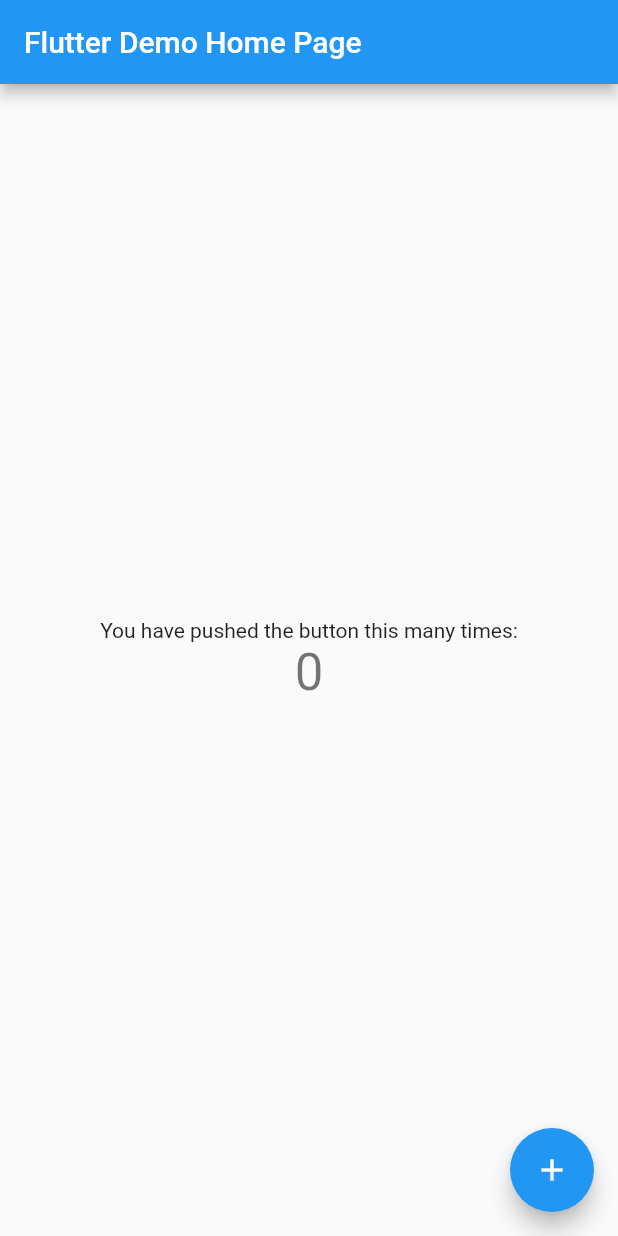
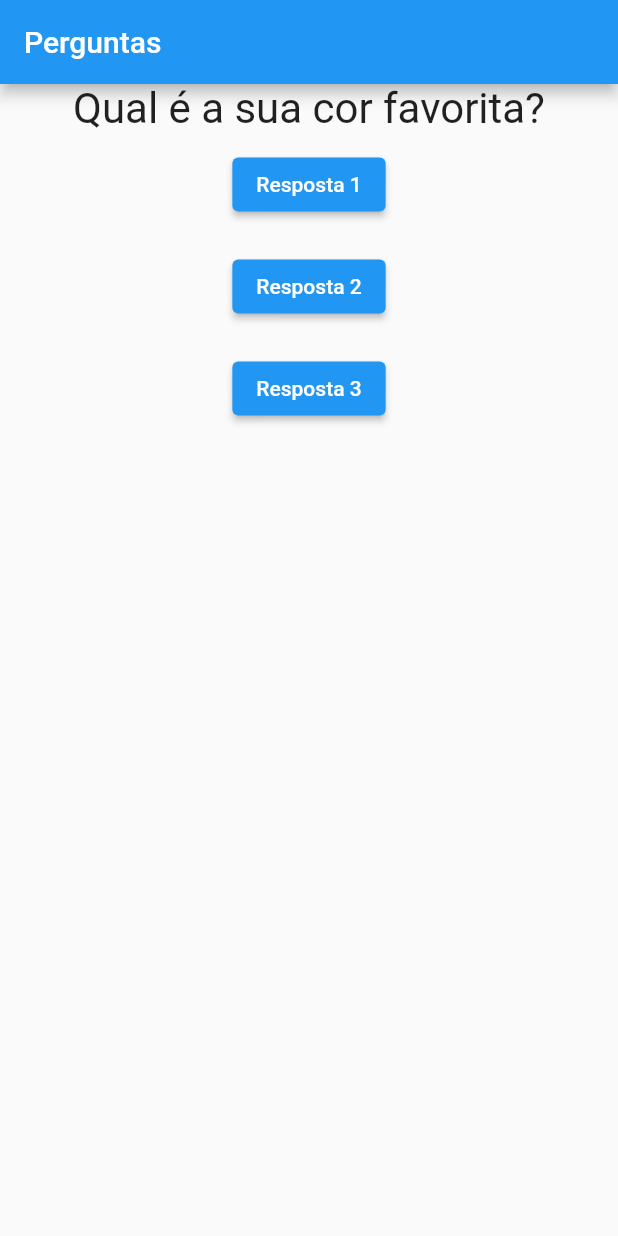
Before and after one commit to icarodavi/curso-flutter-quiz, a Flutter app: the screen it shows after launch, on a phone screen of 412 x 824 dp. Run offline on Flutter 3.47's test engine with Material 2 defaults, Android fonts, the phone set to English and light mode, and no system bars.

Commit message:
Added Text of Questions and Buttons of Answers

```diff
--- a/lib/main.dart
+++ b/lib/main.dart
@@ -1,115 +1,48 @@
 import 'package:flutter/material.dart';
+import './questao.dart';
+import './resposta.dart';
 
-void main() {
-  runApp(const MyApp());
-}
+void main() => runApp(const PerguntaApp());
 
-class MyApp extends StatelessWidget {
-  const MyApp({Key? key}) : super(key: key);
-
-  // This widget is the root of your application.
-  @override
-  Widget build(BuildContext context) {
-    return MaterialApp(
-      title: 'Flutter Demo',
-      theme: ThemeData(
-        // This is the theme of your application.
-        //
-        // Try running your application with "flutter run". You'll see the
-        // application has a blue toolbar. Then, without quitting the app, try
-        // changing the primarySwatch below to Colors.green and then invoke
-        // "hot reload" (press "r" in the console where you ran "flutter run",
-        // or simply save your changes to "hot reload" in a Flutter IDE).
-        // Notice that the counter didn't reset back to zero; the application
-        // is not restarted.
-        primarySwatch: Colors.blue,
-      ),
-      home: const MyHomePage(title: 'Flutter Demo Home Page'),
-    );
-  }
-}
-
-class MyHomePage extends StatefulWidget {
-  const MyHomePage({Key? key, required this.title}) : super(key: key);
-
-  // This widget is the home page of your application. It is stateful, meaning
-  // that it has a State object (defined below) that contains fields that affect
-  // how it looks.
-
-  // This class is the configuration for the state. It holds the values (in this
-  // case the title) provided by the parent (in this case the App widget) and
-  // used by the build method of the State. Fields in a Widget subclass are
-  // always marked "final".
-
-  final String title;
-
-  @override
-  State<MyHomePage> createState() => _MyHomePageState();
-}
-
-class _MyHomePageState extends State<MyHomePage> {
-  int _counter = 0;
-
-  void _incrementCounter() {
+class _PerguntaAppState extends State<PerguntaApp> {
+  var _perguntaSelecionada = 0;
+  void _responder() {
     setState(() {
-      // This call to setState tells the Flutter framework that something has
-      // changed in this State, which causes it to rerun the build method below
-      // so that the display can reflect the updated values. If we changed
-      // _counter without calling setState(), then the build method would not be
-      // called again, and so nothing would appear to happen.
-      _counter++;
+      _perguntaSelecionada++;
+      if (_perguntaSelecionada >= 4) {
+        _perguntaSelecionada = 0;
+      }
     });
   }
 
   @override
   Widget build(BuildContext context) {
-    // This method is rerun every time setState is called, for instance as done
-    // by the _incrementCounter method above.
-    //
-    // The Flutter framework has been optimized to make rerunning build methods
-    // fast, so that you can just rebuild anything that needs updating rather
-    // than having to individually change instances of widgets.
-    return Scaffold(
-      appBar: AppBar(
-        // Here we take the value from the MyHomePage object that was created by
-        // the App.build method, and use it to set our appbar title.
-        title: Text(widget.title),
-      ),
-      body: Center(
-        // Center is a layout widget. It takes a single child and positions it
-        // in the middle of the parent.
-        child: Column(
-          // Column is also a layout widget. It takes a list of children and
-          // arranges them vertically. By default, it sizes itself to fit its
-          // children horizontally, and tries to be as tall as its parent.
-          //
-          // Invoke "debug painting" (press "p" in the console, choose the
-          // "Toggle Debug Paint" action from the Flutter Inspector in Android
-          // Studio, or the "Toggle Debug Paint" command in Visual Studio Code)
-          // to see the wireframe for each widget.
-          //
-          // Column has various properties to control how it sizes itself and
-          // how it positions its children. Here we use mainAxisAlignment to
-          // center the children vertically; the main axis here is the vertical
-          // axis because Columns are vertical (the cross axis would be
-          // horizontal).
-          mainAxisAlignment: MainAxisAlignment.center,
-          children: <Widget>[
-            const Text(
-              'You have pushed the button this many times:',
-            ),
-            Text(
-              '$_counter',
-              style: Theme.of(context).textTheme.headline4,
-            ),
+    final List<String> perguntas = [
+      'Qual é a sua cor favorita?',
+      'Qual é o seu animal favorito?',
+      'Qual seu dia preferido da semana?',
+      'Qual sua comida preferida?'
+    ];
+
+    return MaterialApp(
+      home: Scaffold(
+        appBar: AppBar(title: const Text('Perguntas')),
+        body: Column(
+          children: [
+            Questao(perguntas[_perguntaSelecionada]),
+            Resposta('Resposta 1', _responder),
+            Resposta('Resposta 2', _responder),
+            Resposta('Resposta 3', _responder),
           ],
         ),
       ),
-      floatingActionButton: FloatingActionButton(
-        onPressed: _incrementCounter,
-        tooltip: 'Increment',
-        child: const Icon(Icons.add),
-      ), // This trailing comma makes auto-formatting nicer for build methods.
     );
   }
 }
+
+class PerguntaApp extends StatefulWidget {
+  const PerguntaApp({Key? key}) : super(key: key);
+
+  @override
+  _PerguntaAppState createState() => _PerguntaAppState();
+}
--- /dev/null
+++ b/lib/questao.dart
@@ -0,0 +1,18 @@
+import 'package:flutter/material.dart';
+
+class Questao extends StatelessWidget {
+  final String texto;
+
+  const Questao(this.texto, {Key? key}) : super(key: key);
+
+  @override
+  Widget build(BuildContext context) {
+    return Container(
+        width: double.infinity,
+        child: Text(
+          texto,
+          style: const TextStyle(fontSize: 28),
+          textAlign: TextAlign.center,
+        ));
+  }
+}
--- /dev/null
+++ b/lib/resposta.dart
@@ -0,0 +1,18 @@
+import 'package:flutter/material.dart';
+
+class Resposta extends StatelessWidget {
+  final String texto;
+  final funcao;
+  const Resposta(this.texto, this.funcao, {Key? key}) : super(key: key);
+
+  @override
+  Widget build(BuildContext context) {
+    return Container(
+        // width: double.infinity - 50%,
+        margin: const EdgeInsets.all(10),
+        child: ElevatedButton(
+          onPressed: funcao,
+          child: Text(texto),
+        ));
+  }
+}
```
Also changed, not shown: 1 other file.
